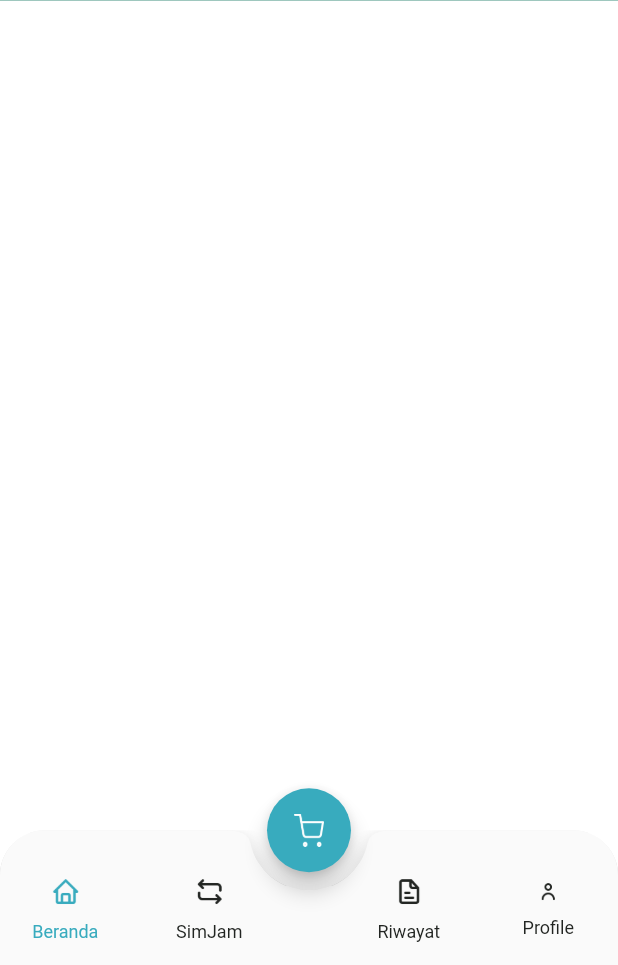
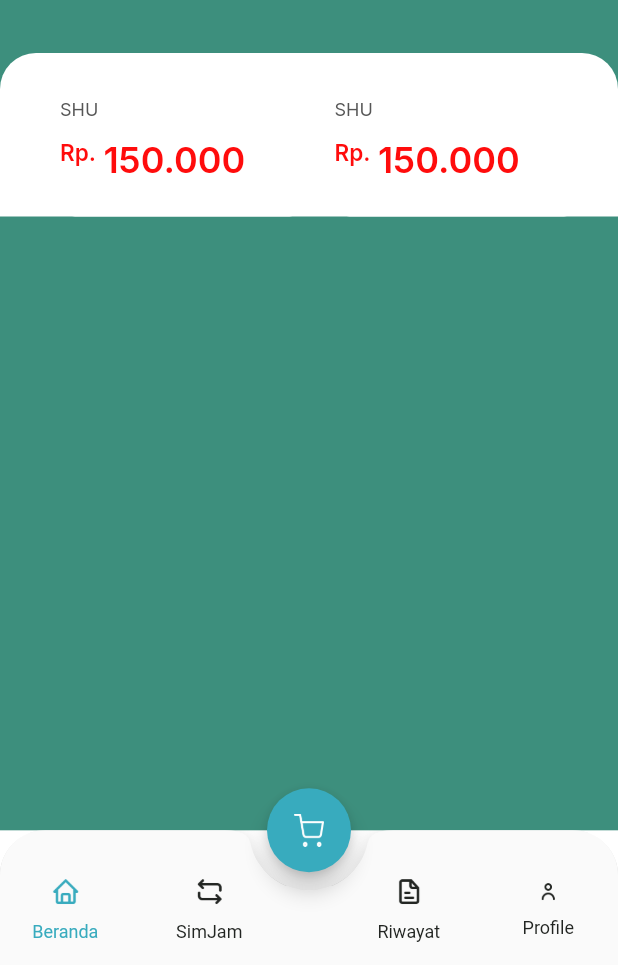
Before and after one commit to adiilam/kopkarsi, a Flutter app: the screen it shows after launch, after a tap on "Masuk", on a phone screen of 412 x 824 dp, the part 271-1236 px from its top. Run offline on Flutter 3.47's test engine with Material 3 defaults, Android fonts, the light colour scheme and no system bars; our stand-ins replace google_fonts.

Commit message:
feat: Wallet Card

```diff
--- a/lib/pages/home/home_page.dart
+++ b/lib/pages/home/home_page.dart
@@ -1,5 +1,7 @@
+// import 'package:flutter/widgets.dart';
 import 'package:kopkarsi/theme.dart';
 import 'package:flutter/material.dart';
+import 'package:kopkarsi/widgets/wallet_card.dart';
 // import 'package:flutter/widgets.dart';
 // import 'package:google_fonts/google_fonts.dart';
 // import 'package:flutter/cupertino.dart';
@@ -74,7 +76,9 @@ class HomePage extends StatelessWidget {
                     ),
                   ),
                 ),
-                const SizedBox(width: 10.0),
+                const SizedBox(
+                  width: 10.0,
+                ),
                 IconButton(
                   icon: const Icon(Icons.shopping_cart, color: Colors.white),
                   onPressed: () {},
@@ -121,10 +125,55 @@ class HomePage extends StatelessWidget {
       );
     }
 
-    return ListView(
-      children: [
-        header(),
-      ],
+    Widget walletUser() {
+      return Container(
+        width: double.infinity,
+        margin: const EdgeInsets.only(top: 35),
+        decoration: BoxDecoration(
+          borderRadius: const BorderRadius.vertical(
+            top: Radius.circular(24),
+          ),
+          color: backgroundColor,
+        ),
+        child: Column(
+          children: [
+            Container(
+              margin: EdgeInsets.only(
+                top: defaultMargin,
+                left: defaultMargin,
+                right: defaultMargin,
+              ),
+              child: SingleChildScrollView(
+                scrollDirection: Axis.horizontal,
+                child: Row(
+                  children: [
+                    SizedBox(
+                      width: defaultMargin,
+                    ),
+                    const Row(
+                      children: [
+                        WalletCard(),
+                        WalletCard(),
+                        WalletCard(),
+                      ],
+                    ),
+                  ],
+                ),
+              ),
+            ),
+          ],
+        ),
+      );
+    }
+
+    return Scaffold(
+      backgroundColor: primaryColor,
+      body: ListView(
+        children: [
+          header(),
+          walletUser(),
+        ],
+      ),
     );
   }
 }
--- /dev/null
+++ b/lib/widgets/wallet_card.dart
@@ -0,0 +1,71 @@
+import 'package:flutter/material.dart';
+import 'package:flutter/widgets.dart';
+import 'package:kopkarsi/theme.dart';
+
+class WalletCard extends StatelessWidget {
+  const WalletCard({super.key});
+
+  @override
+  Widget build(BuildContext context) {
+    return GestureDetector(
+      onTap: () {},
+      child: Container(
+        width: 163,
+        height: 89,
+        margin: EdgeInsets.only(
+          right: defaultMargin,
+        ),
+        decoration: BoxDecoration(
+          borderRadius: BorderRadius.circular(10),
+          color: backgroundColor,
+        ),
+        child: Column(
+          crossAxisAlignment: CrossAxisAlignment.start,
+          children: [
+            const SizedBox(
+              height: 10,
+            ),
+            Column(
+              crossAxisAlignment: CrossAxisAlignment.start,
+              children: [
+                Text(
+                  'SHU',
+                  style: subtitleTextStyle.copyWith(
+                    fontSize: 12,
+                  ),
+                  overflow: TextOverflow.ellipsis,
+                ),
+                const SizedBox(
+                  height: 12,
+                ),
+                Row(
+                  crossAxisAlignment: CrossAxisAlignment.start,
+                  children: [
+                    Text(
+                      'Rp.',
+                      style: priceTextStyle.copyWith(
+                        fontSize: 15,
+                        fontWeight: semiBold,
+                      ),
+                    ),
+                    const SizedBox(
+                      width: 5,
+                    ),
+                    Text(
+                      '150.000',
+                      style: priceTextStyle.copyWith(
+                        fontSize: 24,
+                        fontWeight: semiBold,
+                      ),
+                      overflow: TextOverflow.ellipsis,
+                    ),
+                  ],
+                ),
+              ],
+            )
+          ],
+        ),
+      ),
+    );
+  }
+}
```
